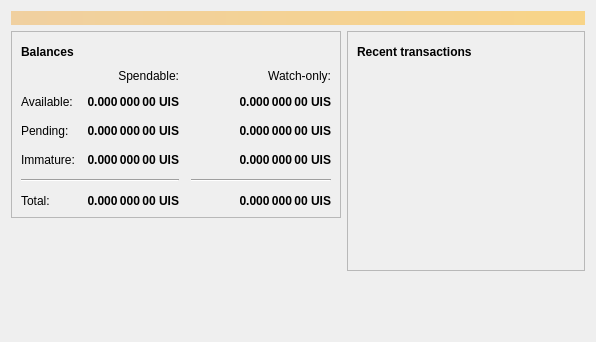
Before: the Qt Designer form src/qt/forms/overviewpage.ui in unitusdev/unitus, drawn with Qt 5.
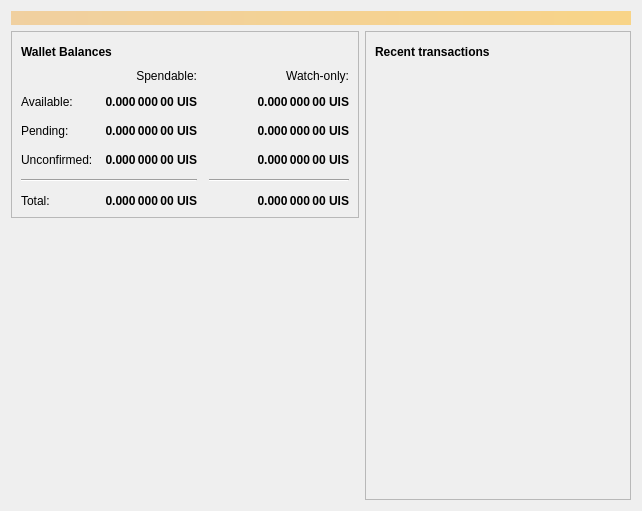
After: the same form once the commit is applied. Icons and pictures are not drawn.

Diff of the .ui file:
```diff
--- a/src/qt/forms/overviewpage.ui
+++ b/src/qt/forms/overviewpage.ui
@@ -6,13 +6,19 @@
    <rect>
     <x>0</x>
     <y>0</y>
-    <width>596</width>
-    <height>342</height>
+    <width>642</width>
+    <height>511</height>
    </rect>
   </property>
   <property name="windowTitle">
    <string>Form</string>
   </property>
+  <property name="autoFillBackground">
+   <bool>false</bool>
+  </property>
+  <property name="styleSheet">
+   <string notr="true"/>
+  </property>
   <layout class="QVBoxLayout" name="topLayout">
    <item>
     <widget class="QLabel" name="labelAlerts">
@@ -43,7 +49,13 @@
           <enum>QFrame::StyledPanel</enum>
          </property>
          <property name="frameShadow">
-          <enum>QFrame::Raised</enum>
+          <enum>QFrame::Sunken</enum>
+         </property>
+         <property name="lineWidth">
+          <number>2</number>
+         </property>
+         <property name="midLineWidth">
+          <number>1</number>
          </property>
          <layout class="QVBoxLayout" name="verticalLayout_4">
           <item>
@@ -57,7 +69,7 @@
                </font>
               </property>
               <property name="text">
-               <string>Balances</string>
+               <string>Wallet Balances</string>
               </property>
              </widget>
             </item>
@@ -215,13 +227,6 @@
               </property>
              </widget>
             </item>
-            <item row="5" column="0">
-             <widget class="QLabel" name="labelTotalText">
-              <property name="text">
-               <string>Total:</string>
-              </property>
-             </widget>
-            </item>
             <item row="3" column="1">
              <widget class="QLabel" name="labelImmature">
               <property name="font">
@@ -263,7 +268,7 @@
             <item row="3" column="0">
              <widget class="QLabel" name="labelImmatureText">
               <property name="text">
-               <string>Immature:</string>
+               <string>Unconfirmed:</string>
               </property>
              </widget>
             </item>
@@ -401,6 +406,13 @@
               </property>
              </widget>
             </item>
+            <item row="5" column="0">
+             <widget class="QLabel" name="labelTotalText">
+              <property name="text">
+               <string>&lt;html&gt;&lt;head/&gt;&lt;body&gt;&lt;p&gt;Total:&lt;/p&gt;&lt;/body&gt;&lt;/html&gt;</string>
+              </property>
+             </widget>
+            </item>
            </layout>
           </item>
          </layout>
@@ -424,7 +436,13 @@
      <item>
       <layout class="QVBoxLayout" name="verticalLayout_3">
        <item>
-        <widget class="QFrame" name="frame_2">
+        <widget class="QFrame" name="recentTransactionsFrame">
+         <property name="sizePolicy">
+          <sizepolicy hsizetype="Preferred" vsizetype="Expanding">
+           <horstretch>0</horstretch>
+           <verstretch>0</verstretch>
+          </sizepolicy>
+         </property>
          <property name="frameShape">
           <enum>QFrame::StyledPanel</enum>
          </property>
@@ -517,19 +535,6 @@
          </layout>
         </widget>
        </item>
-       <item>
-        <spacer name="verticalSpacer_2">
-         <property name="orientation">
-          <enum>Qt::Vertical</enum>
-         </property>
-         <property name="sizeHint" stdset="0">
-          <size>
-           <width>20</width>
-           <height>40</height>
-          </size>
-         </property>
-        </spacer>
-       </item>
       </layout>
      </item>
     </layout>
```
Left out of the diff: 10 changed lines with no effect on the pictures.
